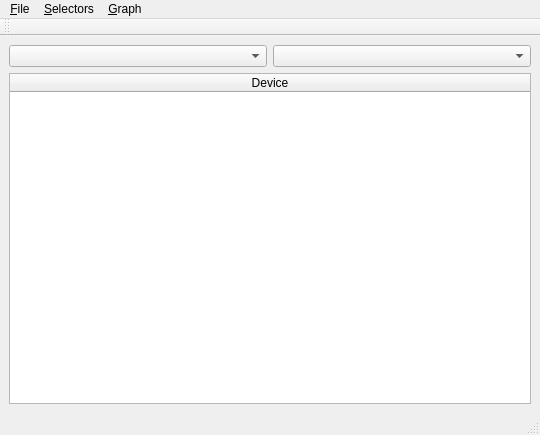
First picture: the form in sarview.ui, repository kellyjf/pysar, before the edit.
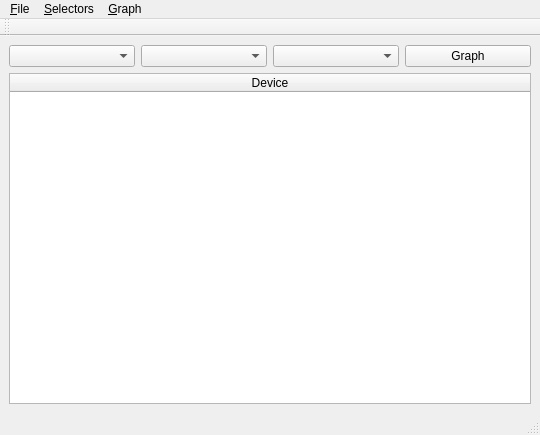
Second picture: the form after the edit.

```diff
--- a/sarview.ui
+++ b/sarview.ui
@@ -23,6 +23,16 @@
       <item>
        <widget class="QComboBox" name="metricCombo"/>
       </item>
+      <item>
+       <widget class="QComboBox" name="typeCombo"/>
+      </item>
+      <item>
+       <widget class="QPushButton" name="graphButton">
+        <property name="text">
+         <string>Graph</string>
+        </property>
+       </widget>
+      </item>
      </layout>
     </item>
     <item>
```
Left out of the diff: 2 changed lines with no effect on the pictures.
